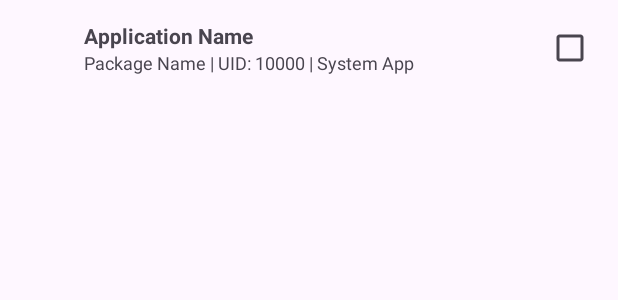
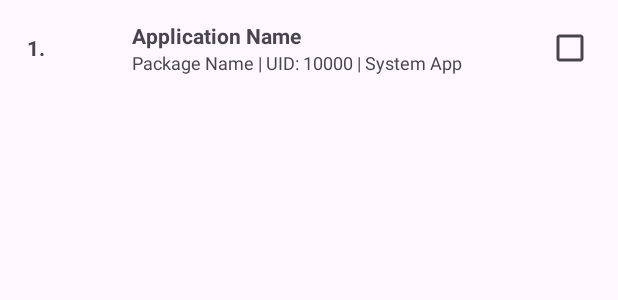
Before and after one commit to yiguihai11/TSocks, an Android app: the layout list_item_app.xml on its own in the app's theme, with its tools: preview values and no code run, on a phone screen of 412 x 824 dp. Shown: the top 300 px of the screen. Run offline under Robolectric (Android 15) with nearby library versions, the phone set to English and light mode, and no system bars.

Commit message:
Fix: Improve app selection list with number display and fix filtering issues
- Add sequential numbering to app list items for better visual reference
- Fix filter buttons using proper ChipGroup.OnCheckedChangeListener
- Restore internet permission filtering for network-capable apps only
- Fix RecyclerView selection state loss during scrolling
- Improve UI with scrollbars visibility
- Enhance user experience with stable app selection states

🤖 Generated with [Claude Code](https://claude.com/claude-code)

Co-Authored-By: Claude <noreply@anthropic.com>

```diff
--- a/app/src/main/res/layout/activity_app_selection.xml
+++ b/app/src/main/res/layout/activity_app_selection.xml
@@ -104,7 +104,9 @@
         android:id="@+id/recycler_view_apps"
         android:layout_width="match_parent"
         android:layout_height="0dp"
-        android:layout_weight="1" />
+        android:layout_weight="1"
+        android:scrollbars="vertical"
+        android:fadeScrollbars="false" />
 
     <!-- Selected Apps Info Button -->
     <com.google.android.material.button.MaterialButton
--- a/app/src/main/res/layout/list_item_app.xml
+++ b/app/src/main/res/layout/list_item_app.xml
@@ -5,6 +5,17 @@
     android:orientation="horizontal"
     android:padding="8dp"
     android:gravity="center_vertical">
+
+    <!-- 序号显示 -->
+    <TextView
+        android:id="@+id/text_view_app_number"
+        android:layout_width="32dp"
+        android:layout_height="wrap_content"
+        android:text="1."
+        android:textAlignment="center"
+        android:textColor="?android:attr/textColorSecondary"
+        android:textSize="14sp"
+        android:textStyle="bold" />
 
     <ImageView
         android:id="@+id/image_view_app_icon"
```
Also changed, not shown: app/src/main/java/com/yiguihai/tun2socks/AppAdapter.java (+25 -4 lines), app/src/main/java/com/yiguihai/tun2socks/AppSelectionActivity.java (+15 -26 lines).
